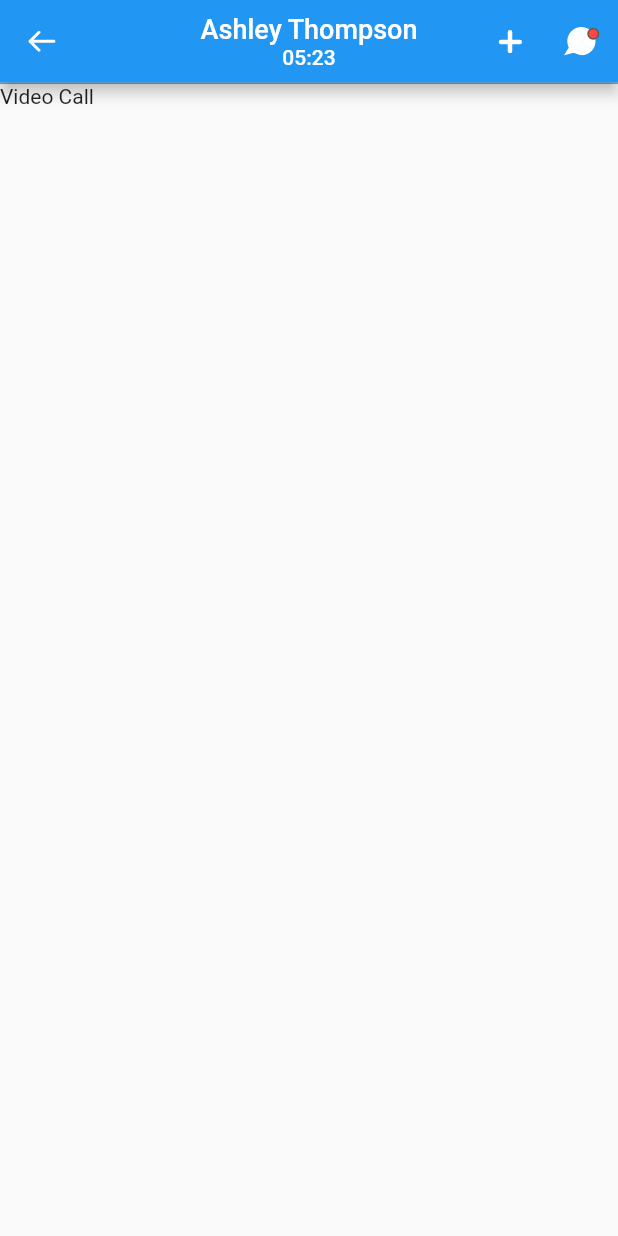
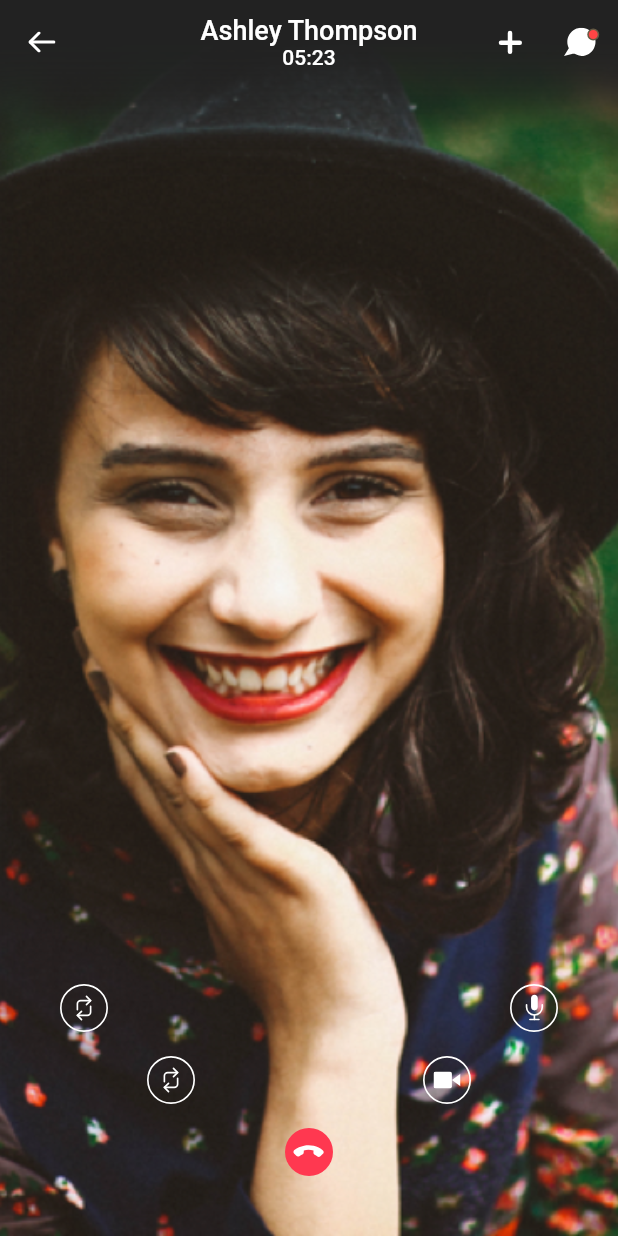
Before and after one commit to nguyencse/vidly, a Flutter app: the screen it shows after launch, on a phone screen of 412 x 824 dp. Run offline on Flutter 3.47's test engine with Material 2 defaults, Android fonts, the phone set to English and light mode, and no system bars; our stand-ins replace flutter_svg.

Commit message:
completed part 03 - ui for video call

```diff
--- a/lib/resources/screens/videocall_screen.dart
+++ b/lib/resources/screens/videocall_screen.dart
@@ -1,5 +1,6 @@
 import 'package:flutter/material.dart';
 import 'package:flutter_svg/svg.dart';
+import 'package:vidly/resources/common/icolor.dart';
 import 'package:vidly/resources/widgets/custom_appbar.dart';
 
 class VideoCallScreen extends StatefulWidget {
@@ -11,27 +12,140 @@ class _VideoCallScreenState extends State<VideoCallScreen> {
   @override
   Widget build(BuildContext context) {
     return Scaffold(
-      appBar: customAppBar(),
       body: SafeArea(
+        top: false,
+        bottom: false,
+        child: Stack(
+          children: <Widget>[
+            Positioned(
+              top: 0,
+              left: 0,
+              right: 0,
+              bottom: 0,
+              child: Image.asset(
+                'lib/images/bg.png',
+                fit: BoxFit.cover,
+              ),
+            ),
+            Positioned(
+              child: customAppBar(),
+              top: 0,
+              left: 0,
+              right: 0,
+            ),
+            Positioned(
+              top: 0,
+              bottom: 0,
+              left: 0,
+              right: 0,
               child: Container(
-          child: Text('Video Call'),
+                color: Colors.transparent,
+                child: Stack(
+                  children: <Widget>[
+                    Positioned(
+                      bottom: 32,
+                      left: 0,
+                      right: 0,
+                      child: Column(
+                        mainAxisAlignment: MainAxisAlignment.end,
+                        children: <Widget>[
+                          Padding(
+                            padding: const EdgeInsets.symmetric(horizontal: 32),
+                            child: Row(
+                              mainAxisAlignment: MainAxisAlignment.spaceBetween,
+                              children: <Widget>[
+                                IconButton(
+                                    icon:
+                                        SvgPicture.asset('lib/images/flip.svg'),
+                                    onPressed: () {}),
+                                IconButton(
+                                    icon:
+                                        SvgPicture.asset('lib/images/mic.svg'),
+                                    onPressed: () {}),
+                              ],
+                            ),
+                          ),
+                          Padding(
+                            padding: const EdgeInsets.symmetric(horizontal: 90),
+                            child: Row(
+                              mainAxisAlignment: MainAxisAlignment.spaceBetween,
+                              children: <Widget>[
+                                IconButton(
+                                    icon:
+                                        SvgPicture.asset('lib/images/flip.svg'),
+                                    onPressed: () {}),
+                                IconButton(
+                                    icon: Stack(
+                                      children: <Widget>[
+                                        Positioned(
+                                          top: 0,
+                                          left: 0,
+                                          right: 0,
+                                          bottom: 0,
+                                          child: SvgPicture.asset(
+                                              'lib/images/video.svg'),
+                                        ),
+                                        Positioned(
+                                          top: 7,
+                                          left: 7,
+                                          right: 7,
+                                          bottom: 7,
+                                          child: SvgPicture.asset(
+                                              'lib/images/video_camera.svg'),
+                                        ),
+                                      ],
+                                    ),
+                                    onPressed: () {}),
+                              ],
+                            ),
+                          ),
+                          Padding(
+                            padding:
+                                const EdgeInsets.symmetric(horizontal: 140),
+                            child: Row(
+                              mainAxisAlignment: MainAxisAlignment.center,
+                              children: <Widget>[
+                                IconButton(
+                                    icon: SvgPicture.asset(
+                                        'lib/images/endcall.svg'),
+                                    onPressed: () {}),
+                              ],
+                            ),
+                          ),
+                        ],
+                      ),
+                    ),
+                  ],
+                ),
+              ),
+            ),
+          ],
         ),
       ),
     );
   }
 
   Widget customAppBar() => CustomAppBar(
+        color: Colors.transparent,
         centerTitle: true,
-    leading: IconButton(icon: SvgPicture.asset('lib/images/arrow_left.svg'), onPressed: (){}),
+        leading: IconButton(
+            icon: SvgPicture.asset('lib/images/arrow_left.svg'),
+            onPressed: () {}),
         title: Column(
           children: <Widget>[
-        Text('Ashley Thompson', style: TextStyle(color: Colors.white, fontSize: 18),),
+            Text(
+              'Ashley Thompson',
+              style: TextStyle(color: Colors.white, fontSize: 18),
+            ),
             Text('05:23', style: TextStyle(color: Colors.white, fontSize: 14)),
           ],
         ),
         actions: <Widget>[
-      IconButton(icon: SvgPicture.asset('lib/images/add.svg'), onPressed: (){}),
-      IconButton(icon: SvgPicture.asset('lib/images/message_circle.svg'), onPressed: (){}),
+          IconButton(
+              icon: SvgPicture.asset('lib/images/add.svg'), onPressed: () {}),
+          IconButton(
+              icon: SvgPicture.asset('lib/images/message_circle.svg'),
+              onPressed: () {}),
         ],
       );
 }
--- a/lib/resources/widgets/custom_appbar.dart
+++ b/lib/resources/widgets/custom_appbar.dart
@@ -20,20 +20,21 @@ class CustomAppBar extends StatelessWidget implements PreferredSizeWidget {
   @override
   Widget build(BuildContext context) {
     return Container(
-      decoration: BoxDecoration(
-        border: Border(
-          bottom: BorderSide(
-              color: IColors.saperateColor,
-              width: 1.0,
-              style: BorderStyle.solid),
-        ),
-      ),
+      // decoration: BoxDecoration(
+      //   border: Border(
+      //     bottom: BorderSide(
+      //         color: IColors.saperateColor,
+      //         width: 1.0,
+      //         style: BorderStyle.solid),
+      //   ),
+      // ),
       child: AppBar(
         leading: this.leading,
         title: this.title,
         actions: this.actions,
         centerTitle: this.centerTitle,
         backgroundColor: this.color,
+        elevation: 0,
       ),
     );
   }
--- a/pubspec.yaml
+++ b/pubspec.yaml
@@ -30,6 +30,7 @@ flutter:
    - lib/images/mic.svg
    - lib/images/video_camera.svg
    - lib/images/video.svg
+   - lib/images/bg.png
 
   # An image asset can refer to one or more resolution-specific "variants", see
   # https://flutter.dev/assets-and-images/#resolution-aware.
```
Also changed, not shown: lib/images/bg.png (added). Lines whose indentation alone changed are shown as unchanged.
